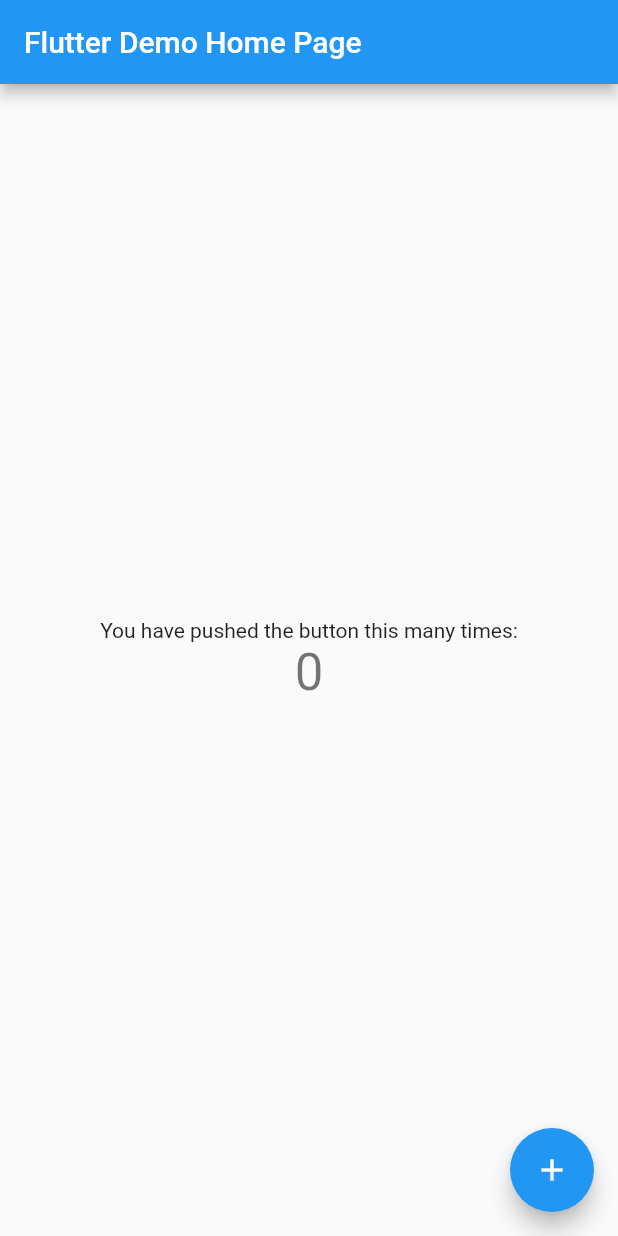
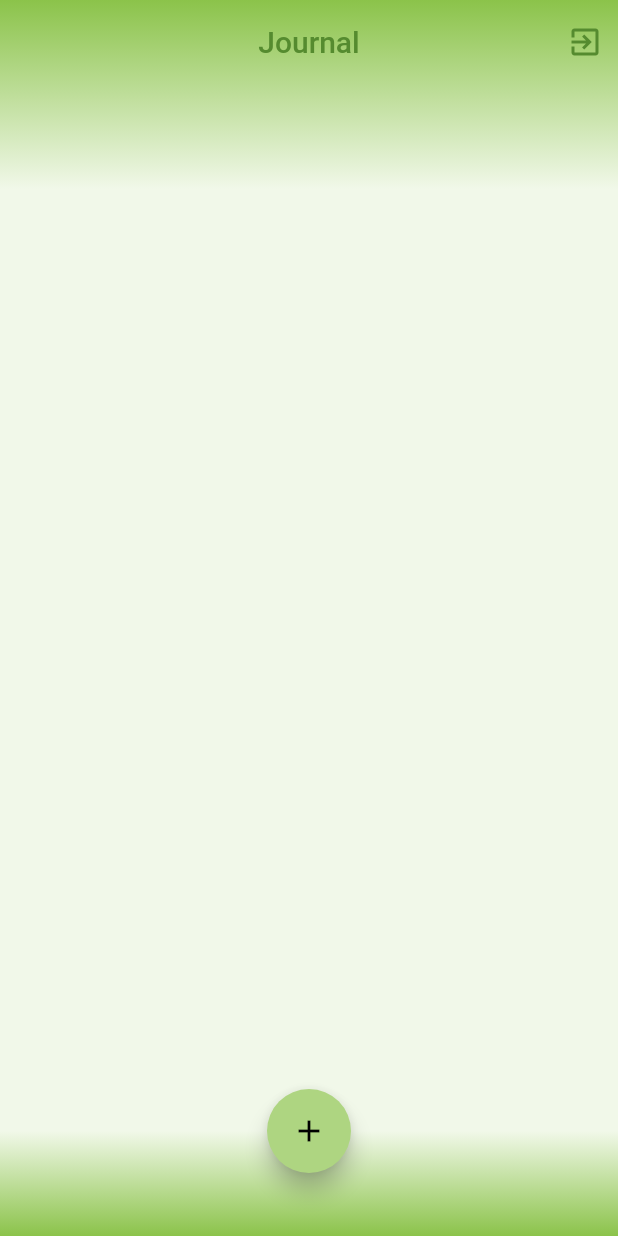
Before and after one commit to SPARSHAGGARWAL17/Flutter, a Flutter app: the screen it shows after launch, on a phone screen of 412 x 824 dp. Run offline on Flutter 3.47's test engine with Material 2 defaults, Android fonts, the phone set to English and light mode, and no system bars; our stand-ins replace image_picker, numberpicker, sqflite; missing offline and left inert: simple_image_crop; accounts and stored records are empty.

Commit message:
firebase setup

```diff
--- /dev/null
+++ b/book/firebase_app/lib/export.dart
@@ -0,0 +1,2 @@
+export 'home.dart';
+export 'package:intl/intl.dart';
--- /dev/null
+++ b/book/firebase_app/lib/formatdates.dart
@@ -0,0 +1,15 @@
+import 'export.dart';
+
+class FormatDates {
+  String datesFormatMonthDayYear(String date) {
+    return DateFormat.yMMMd().format(DateTime.parse(date));
+  }
+
+  String datesFormatDay(String date) {
+    return DateFormat.d().format(DateTime.parse(date));
+  }
+
+  String datesFormatDayNumber(String date) {
+    return DateFormat.E().format(DateTime.parse(date));
+  }
+}
--- /dev/null
+++ b/book/firebase_app/lib/home.dart
@@ -0,0 +1,65 @@
+import 'package:flutter/material.dart';
+
+class Home extends StatefulWidget {
+  @override
+  _HomeState createState() => _HomeState();
+}
+
+class _HomeState extends State<Home> {
+  @override
+  Widget build(BuildContext context) {
+    return Scaffold(
+      appBar: AppBar(
+        actions: [
+          Padding(
+            padding: const EdgeInsets.all(10.0),
+            child: Icon(
+              Icons.exit_to_app,
+              color: Colors.lightGreen[800],
+            ),
+          ),
+        ],
+        centerTitle: true,
+        title: Text(
+          "Journal",
+          style: TextStyle(
+            color: Colors.lightGreen[800],
+          ),
+        ),
+        elevation: 0.0,
+        bottom: PreferredSize(
+          preferredSize: Size.fromHeight(70.0),
+          child: Container(),
+        ),
+        flexibleSpace: Container(
+          decoration: BoxDecoration(
+            gradient: LinearGradient(
+              colors: [Colors.lightGreen, Colors.lightGreen[50]],
+              begin: Alignment.topCenter,
+              end: Alignment.bottomCenter,
+            ),
+          ),
+        ),
+      ),
+      bottomNavigationBar: BottomAppBar(
+        elevation: 0.0,
+        child: Container(
+          height: 70,
+          decoration: BoxDecoration(
+            gradient: LinearGradient(
+              colors: [Colors.lightGreen[50], Colors.lightGreen],
+              begin: Alignment.topCenter,
+              end: Alignment.bottomCenter,
+            ),
+          ),
+        ),
+      ),
+      floatingActionButtonLocation: FloatingActionButtonLocation.centerDocked,
+      floatingActionButton: FloatingActionButton(
+        onPressed: () {},
+        backgroundColor: Colors.lightGreen[300],
+        child: Icon(Icons.add),
+      ),
+    );
+  }
+}
--- a/book/firebase_app/lib/main.dart
+++ b/book/firebase_app/lib/main.dart
@@ -1,117 +1,20 @@
 import 'package:flutter/material.dart';
+import 'export.dart';
 
 void main() {
   runApp(MyApp());
 }
 
 class MyApp extends StatelessWidget {
-  // This widget is the root of your application.
   @override
   Widget build(BuildContext context) {
     return MaterialApp(
-      title: 'Flutter Demo',
+      debugShowCheckedModeBanner: false,
       theme: ThemeData(
-        // This is the theme of your application.
-        //
-        // Try running your application with "flutter run". You'll see the
-        // application has a blue toolbar. Then, without quitting the app, try
-        // changing the primarySwatch below to Colors.green and then invoke
-        // "hot reload" (press "r" in the console where you ran "flutter run",
-        // or simply save your changes to "hot reload" in a Flutter IDE).
-        // Notice that the counter didn't reset back to zero; the application
-        // is not restarted.
-        primarySwatch: Colors.blue,
-        // This makes the visual density adapt to the platform that you run
-        // the app on. For desktop platforms, the controls will be smaller and
-        // closer together (more dense) than on mobile platforms.
-        visualDensity: VisualDensity.adaptivePlatformDensity,
-      ),
-      home: MyHomePage(title: 'Flutter Demo Home Page'),
+          primarySwatch: Colors.lightGreen,
+          canvasColor: Colors.lightGreen.shade50,
+          bottomAppBarColor: Colors.lightGreen),
+      home: Home(),
     );
   }
 }
-
-class MyHomePage extends StatefulWidget {
-  MyHomePage({Key key, this.title}) : super(key: key);
-
-  // This widget is the home page of your application. It is stateful, meaning
-  // that it has a State object (defined below) that contains fields that affect
-  // how it looks.
-
-  // This class is the configuration for the state. It holds the values (in this
-  // case the title) provided by the parent (in this case the App widget) and
-  // used by the build method of the State. Fields in a Widget subclass are
-  // always marked "final".
-
-  final String title;
-
-  @override
-  _MyHomePageState createState() => _MyHomePageState();
-}
-
-class _MyHomePageState extends State<MyHomePage> {
-  int _counter = 0;
-
-  void _incrementCounter() {
-    setState(() {
-      // This call to setState tells the Flutter framework that something has
-      // changed in this State, which causes it to rerun the build method below
-      // so that the display can reflect the updated values. If we changed
-      // _counter without calling setState(), then the build method would not be
-      // called again, and so nothing would appear to happen.
-      _counter++;
-    });
-  }
-
-  @override
-  Widget build(BuildContext context) {
-    // This method is rerun every time setState is called, for instance as done
-    // by the _incrementCounter method above.
-    //
-    // The Flutter framework has been optimized to make rerunning build methods
-    // fast, so that you can just rebuild anything that needs updating rather
-    // than having to individually change instances of widgets.
-    return Scaffold(
-      appBar: AppBar(
-        // Here we take the value from the MyHomePage object that was created by
-        // the App.build method, and use it to set our appbar title.
-        title: Text(widget.title),
-      ),
-      body: Center(
-        // Center is a layout widget. It takes a single child and positions it
-        // in the middle of the parent.
-        child: Column(
-          // Column is also a layout widget. It takes a list of children and
-          // arranges them vertically. By default, it sizes itself to fit its
-          // children horizontally, and tries to be as tall as its parent.
-          //
-          // Invoke "debug painting" (press "p" in the console, choose the
-          // "Toggle Debug Paint" action from the Flutter Inspector in Android
-          // Studio, or the "Toggle Debug Paint" command in Visual Studio Code)
-          // to see the wireframe for each widget.
-          //
-          // Column has various properties to control how it sizes itself and
-          // how it positions its children. Here we use mainAxisAlignment to
-          // center the children vertically; the main axis here is the vertical
-          // axis because Columns are vertical (the cross axis would be
-          // horizontal).
-          mainAxisAlignment: MainAxisAlignment.center,
-          children: <Widget>[
-            Text(
-              'You have pushed the button this many times:',
-            ),
-            Text(
-              '$_counter',
-              style: Theme.of(context).textTheme.headline4,
-            ),
-          ],
-        ),
-      ),
-      floatingActionButton: FloatingActionButton(
-        onPressed: _incrementCounter,
-        tooltip: 'Increment',
-        child: Icon(Icons.add),
-      ), // This trailing comma makes auto-formatting nicer for build methods.
-    );
-  }
-}
--- a/book/firebase_app/pubspec.yaml
+++ b/book/firebase_app/pubspec.yaml
@@ -28,6 +28,9 @@
   # The following adds the Cupertino Icons font to your application.
   # Use with the CupertinoIcons class for iOS style icons.
   cupertino_icons: ^0.1.3
+  cloud_firestore: ^0.14.0+2
+  firebase_auth: ^0.18.0+1
+  firebase_core: ^0.5.0
 
 dev_dependencies:
   flutter_test:
```
Also changed, not shown: book/firebase_app/pubspec.lock, 3 other files.
